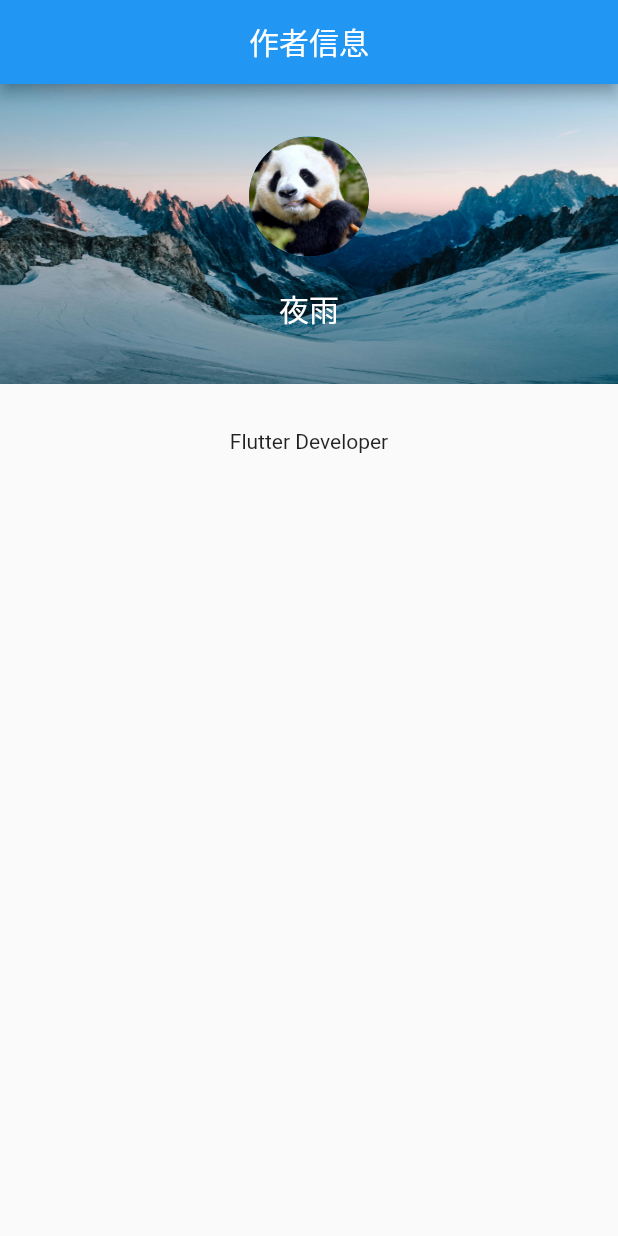
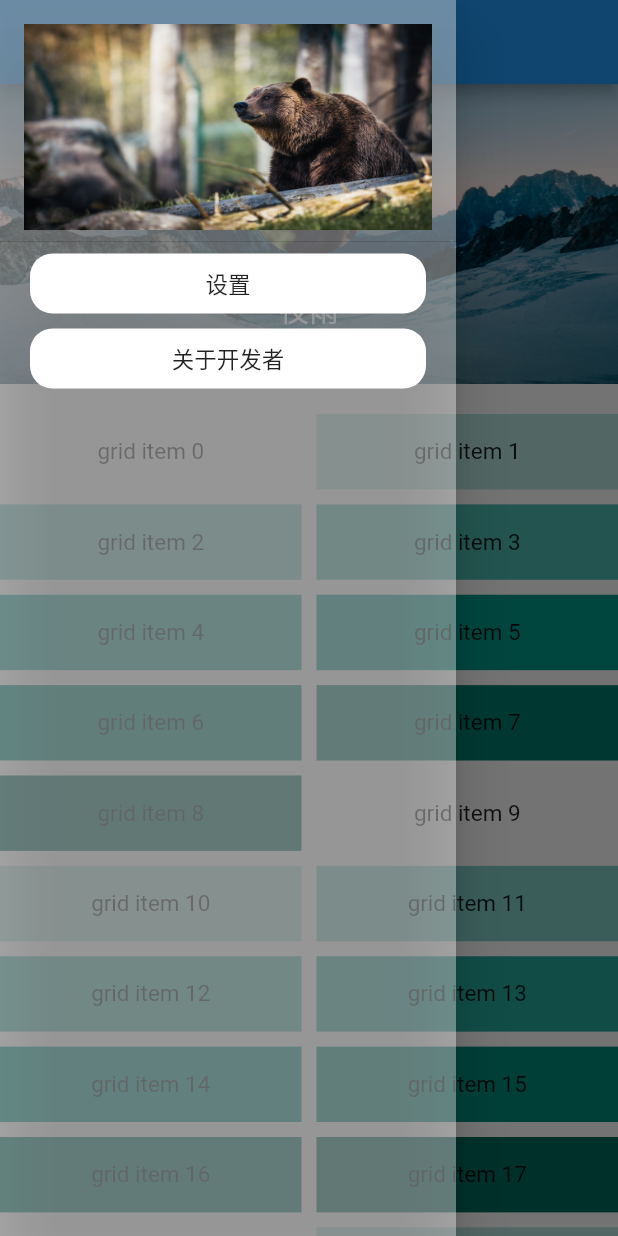
Before and after one commit to WaitMing/widgetdemo, a Flutter app: the screen it shows after launch, with the side drawer open (before the commit the screen has no drawer), on a phone screen of 412 x 824 dp. Run offline on Flutter 3.47's test engine with Material 2 defaults, Android fonts, the light colour scheme and no system bars.

Commit message:
feat :  自定义 Sliver

```diff
--- /dev/null
+++ b/lib/l10n/intl_en.arb
@@ -0,0 +1,5 @@
+{
+  "Setting" : "Setting",
+  "DeveloperName" : "Yeyu",
+  "About" : "About Developer"
+}
--- /dev/null
+++ b/lib/l10n/intl_zh.arb
@@ -0,0 +1,5 @@
+{
+  "Setting" : "设置",
+  "DeveloperName" : "夜雨",
+  "About" : "关于开发者"
+}
--- a/lib/main.dart
+++ b/lib/main.dart
@@ -1,6 +1,11 @@
 import 'package:flutter/material.dart';
+import 'package:flutter_localizations/flutter_localizations.dart';
+import 'package:provider/provider.dart';
 import 'package:widgetdemo/config/handle_error.dart';
 import 'package:widgetdemo/personal_message.dart';
+import 'package:widgetdemo/provider/language_provider.dart';
+import 'package:widgetdemo/provider/theme_color_provider.dart';
+import 'generated/l10n.dart';
 
 Future<void> main() async{
 
@@ -9,10 +14,8 @@
 
   /// sp初始化
 
-
-
   /// 异常处理
-  handleError(() => runApp(MyApp()));
+  handleError(() => runApp(const MyApp()));
 }
 
 class MyApp extends StatelessWidget {
@@ -23,14 +26,32 @@
 
   /// Splash 机型适配
 
-
   @override
   Widget build(BuildContext context) {
-    return MaterialApp(
-      theme: ThemeData(
-        primaryColor: Colors.blue
+    return MultiProvider(
+      providers: [
+        ChangeNotifierProvider(create: (_) => ThemeColorProvider()),
+        ChangeNotifierProvider(create: (_) => LanguageProvider())
+      ],
+      child: Consumer2<ThemeColorProvider,LanguageProvider>(
+        builder: (_,ThemeColorProvider themeColorProvider,LanguageProvider languageProvider,__){
+          return MaterialApp(
+            theme: ThemeData(
+                primaryColor: Colors.blue
+            ),
+            //  国际化
+            localizationsDelegates: const [
+              S.delegate,
+              GlobalMaterialLocalizations.delegate,
+              GlobalWidgetsLocalizations.delegate,
+              GlobalCupertinoLocalizations.delegate,
+            ],
+            locale: languageProvider.value,
+            supportedLocales: S.delegate.supportedLocales,
+            home: const PersonalMessage(),
+          );
+        },
       ),
-      home: const PersonalMessage(),
     );
   }
 }
--- a/lib/personal_message.dart
+++ b/lib/personal_message.dart
@@ -1,5 +1,7 @@
 import 'package:flutter/material.dart';
-import 'package:widgetdemo/utils/Image_utils.dart';
+import 'package:widgetdemo/widget/customHeader/custom_header.dart';
+import 'package:widgetdemo/widget/custom_drawer/custom_drawer.dart';
+
 
 //  个人信息
 class PersonalMessage extends StatelessWidget {
@@ -11,64 +13,58 @@ class PersonalMessage extends StatelessWidget {
     return Scaffold(
       appBar: AppBar(
         title: const Text(
-          "作者信息"
+          "APP demo"
         ),
         centerTitle: true,
       ),
-      body: Column(
-        children: [
-          avatar(context),
-          des()
-        ],
+      drawer: const CustomDrawer(),
+      body: NotificationListener<ScrollNotification>(
+        onNotification: onScrollerEven,
+        child: CustomScrollView(
+          slivers: [
+            CustomHeader(),
+            SliverPadding(padding: EdgeInsets.only(top: 20)),
+            SliverGrid(
+              delegate: SliverChildBuilderDelegate(
+                    (BuildContext context, int index) {
+                  return Container(
+                    alignment: Alignment.center,
+                    color: Colors.teal[100 * (index % 9)],
+                    child: Text('grid item $index'),
+                  );
+                },
+                childCount: 1000,
+              ),
+              gridDelegate: const SliverGridDelegateWithMaxCrossAxisExtent(
+                maxCrossAxisExtent: 200.0,
+                mainAxisSpacing: 10.0,
+                crossAxisSpacing: 10.0,
+                childAspectRatio: 4.0,
+              ),
+            ),
+          ],
+        ),
       ),
     );
   }
 
-  ///   Author's  avatar
-  avatar(context){
-    return Container(
-      width: MediaQuery.of(context).size.width,
-      height: 200,
-      decoration: BoxDecoration(
-        image: DecorationImage(
-          image: ImageUtils.getAssets('background_avatar',format: ImageFormat.jpg),
-          fit: BoxFit.fill
-        )
-      ),
-      child: Column(
-        mainAxisAlignment: MainAxisAlignment.center,
-        children: [
-          SizedBox(
-            width: 80,
-            height: 80,
-            child: CircleAvatar(
-              radius: 100,
-              backgroundImage: ImageUtils.getAssets('panda_avatar'),
-            ),
+  //  雷达图
+  abilityCanvas(BuildContext context){
+    return SliverPadding(
+        padding: EdgeInsets.zero,
+        sliver: Container(
+          width: 400,
+          height: 250,
+          decoration: BoxDecoration(
+            color: Colors.white12
           ),
-          Container(
-            margin: const EdgeInsets.only(top: 20),
-            child: const Text(
-              '夜雨',
-              style: TextStyle(
-                  fontSize: 20,
-                  color: Colors.white
-              ),
-            ),
-          )
-        ],
-      ),
+        ),
     );
   }
 
-  ///  Personal Des
-  des(){
-    return Container(
-      margin: EdgeInsets.only(top: 30),
-      child: const Text(
-          'Flutter Developer'
-      ),
-    );
+  //  滑动时触发
+  bool onScrollerEven(ScrollNotification scrollNotification){
+    return false;
   }
 
 }
--- /dev/null
+++ b/lib/provider/language_provider.dart
@@ -0,0 +1,19 @@
+import 'package:flutter/material.dart';
+
+class LanguageProvider extends ChangeNotifier{
+
+  Locale defaultLocal = const Locale('zh','CN');
+
+  Locale get value{
+      //  从内存获取
+
+      return defaultLocal;
+  }
+
+  void setLocale(String locale){
+    //  将配置的语言配置放入内存
+
+    notifyListeners();
+  }
+
+}
--- /dev/null
+++ b/lib/provider/theme_color_provider.dart
@@ -0,0 +1,12 @@
+import 'package:flutter/material.dart';
+
+class ThemeColorProvider extends ChangeNotifier{
+
+  //  默认颜色
+
+  //  更改颜色
+
+  //  从内存读取已配置的颜色
+
+
+}
--- /dev/null
+++ b/lib/widget/custom_drawer/custom_drawer.dart
@@ -0,0 +1,43 @@
+import 'package:flutter/material.dart';
+import 'package:widgetdemo/utils/Image_utils.dart';
+import '../../generated/l10n.dart';
+import 'drawer_item.dart';
+
+//  自定义抽屉
+class CustomDrawer extends StatefulWidget {
+  const CustomDrawer({Key? key}) : super(key: key);
+
+  @override
+  State<CustomDrawer> createState() => _CustomDrawerState();
+}
+
+class _CustomDrawerState extends State<CustomDrawer> {
+
+  @override
+  Widget build(BuildContext context) {
+    return Drawer(
+      backgroundColor: Colors.white38,
+      child: ListView(
+        children: [
+          DrawerHeader(
+              child: Container(
+                decoration: BoxDecoration(
+                    image: DecorationImage(
+                        image: ImageUtils.getAssets('drawer_background',format: ImageFormat.jpg),
+                        fit: BoxFit.fill
+                    )
+                ),
+              )
+          ),
+          //  设置
+          DrawerItem(text: S.of(context).Setting,function: (){
+
+          }),
+          DrawerItem(text: S.of(context).About,function: (){
+
+          }),
+        ],
+      ),
+    );
+  }
+}
--- /dev/null
+++ b/lib/widget/custom_drawer/drawer_item.dart
@@ -0,0 +1,26 @@
+import 'package:flutter/material.dart';
+
+class DrawerItem extends StatelessWidget {
+
+  final String text;
+  final VoidCallback function;
+
+  const DrawerItem({Key? key,required this.text,required this.function}) : super(key: key);
+
+  @override
+  Widget build(BuildContext context) {
+    return Container(
+      decoration: const BoxDecoration(
+          color: Colors.white,
+          borderRadius: BorderRadius.all(Radius.circular(15))
+      ),
+      height: 40,
+      margin: const EdgeInsets.only(bottom: 10,left: 20,right: 20),
+      alignment: Alignment.center,
+      child: GestureDetector(
+        onTap: function,
+        child: Text(text),
+      ),
+    );
+  }
+}
```
Also changed, not shown: lib/widget/customHeader/custom_header.dart (added, +21 -0 lines), lib/widget/customHeader/custom_header_delegate.dart (added, +63 -0 lines), pubspec.yaml (+7 -0 lines), assets/images/drawer_background.jpg (added), lib/generated/intl/messages_all.dart (added), lib/generated/intl/messages_en.dart (added), lib/generated/intl/messages_zh.dart (added), lib/generated/l10n.dart (added), lib/utils/Image_utils.dart (line endings or trailing spaces), pubspec.lock, 1 other file.
